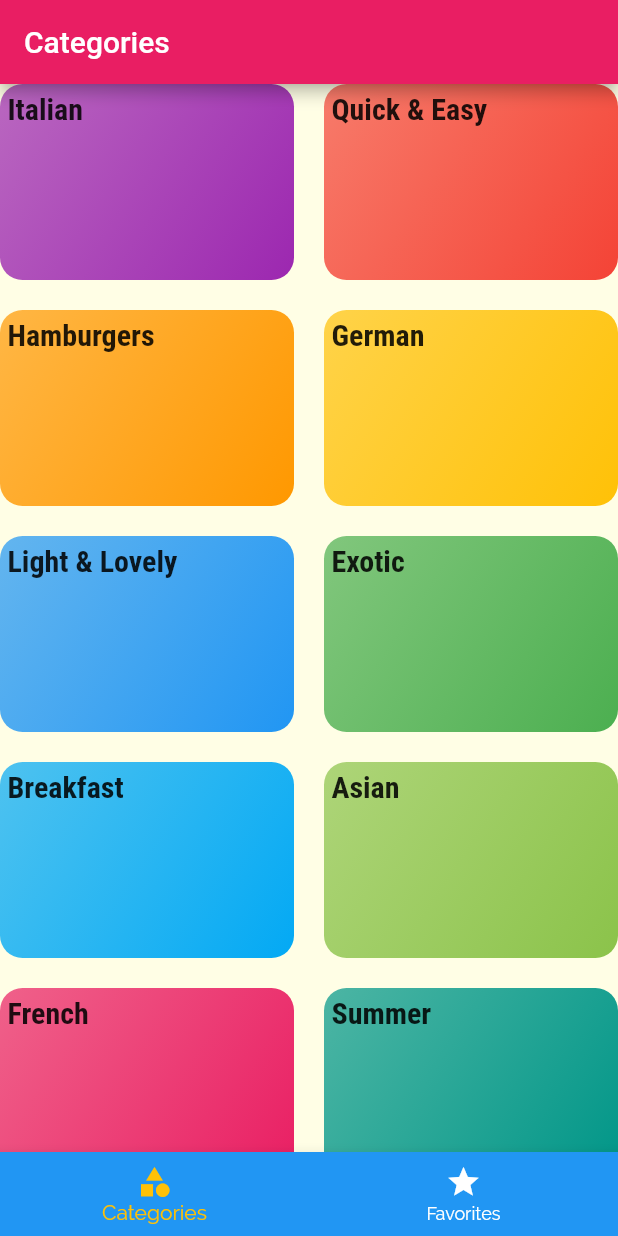
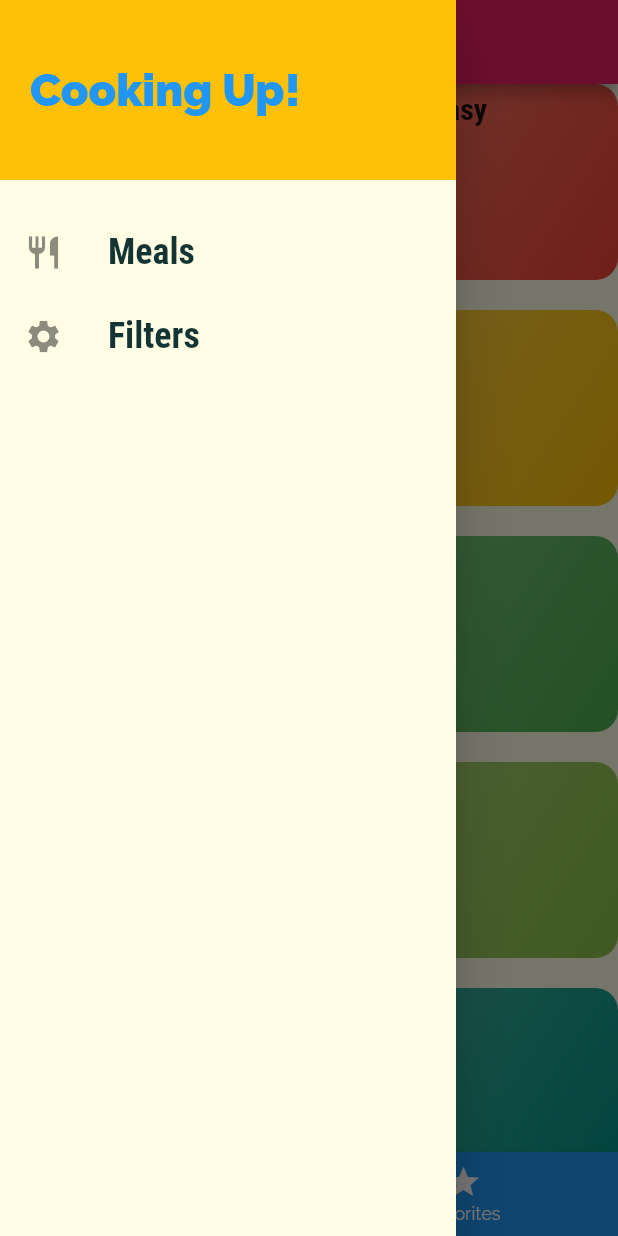
Before and after one commit to tarekmabdallah91/meals, a Flutter app: the screen it shows after launch, with the side drawer open (before the commit the screen has no drawer), on a phone screen of 412 x 824 dp. Run offline on Flutter 3.47's test engine with Material 2 defaults, Android fonts, the phone set to English and light mode, and no system bars.

Commit message:
- add main drawer

```diff
--- a/lib/screens/tabs_screen.dart
+++ b/lib/screens/tabs_screen.dart
@@ -1,6 +1,7 @@
 import 'package:flutter/material.dart';
-import 'package:flutter_complete_guide/screens/favorites_screen.dart';
+import '../screens/favorites_screen.dart';
 
+import '../widgets/main_drawer.dart';
 import './categories_screen.dart';
 
 class TabsScreen extends StatefulWidget {
@@ -33,6 +34,7 @@ class _TabsScreenState extends State<TabsScreen> {
       appBar: AppBar(
         title: Text(_pages[_selectedPageIndex]['title']),
       ),
+      drawer: MainDrawer(),
       body: _pages[_selectedPageIndex]['page'],
       bottomNavigationBar: BottomNavigationBar(
         onTap: _selectPage,
--- /dev/null
+++ b/lib/widgets/main_drawer.dart
@@ -0,0 +1,58 @@
+import 'package:flutter/material.dart';
+
+class MainDrawer extends StatelessWidget {
+  Widget buildListTile(String title, IconData icon) {
+    return ListTile(
+      leading: Icon(
+        icon,
+        size: 26,
+      ),
+      title: Text(
+        title,
+        style: TextStyle(
+          fontFamily: 'RobotoCondensed',
+          fontSize: 24,
+          fontWeight: FontWeight.bold,
+        ),
+      ),
+      onTap: () {
+        // ...
+      },
+    );
+  }
+
+  @override
+  Widget build(BuildContext context) {
+    return Drawer(
+      child: Column(
+        children: <Widget>[
+          Container(
+            height: 120,
+            width: double.infinity,
+            padding: EdgeInsets.all(20),
+            alignment: Alignment.centerLeft,
+            color: Theme.of(context).colorScheme.secondary,
+            child: Text(
+              'Cooking Up!',
+              style: TextStyle(
+                  fontWeight: FontWeight.w900,
+                  fontSize: 30,
+                  color: Theme.of(context).primaryColor),
+            ),
+          ),
+          SizedBox(
+            height: 20,
+          ),
+          buildListTile(
+            'Meals',
+            Icons.restaurant,
+          ),
+          buildListTile(
+            'Filters',
+            Icons.settings,
+          ),
+        ],
+      ),
+    );
+  }
+}
```
